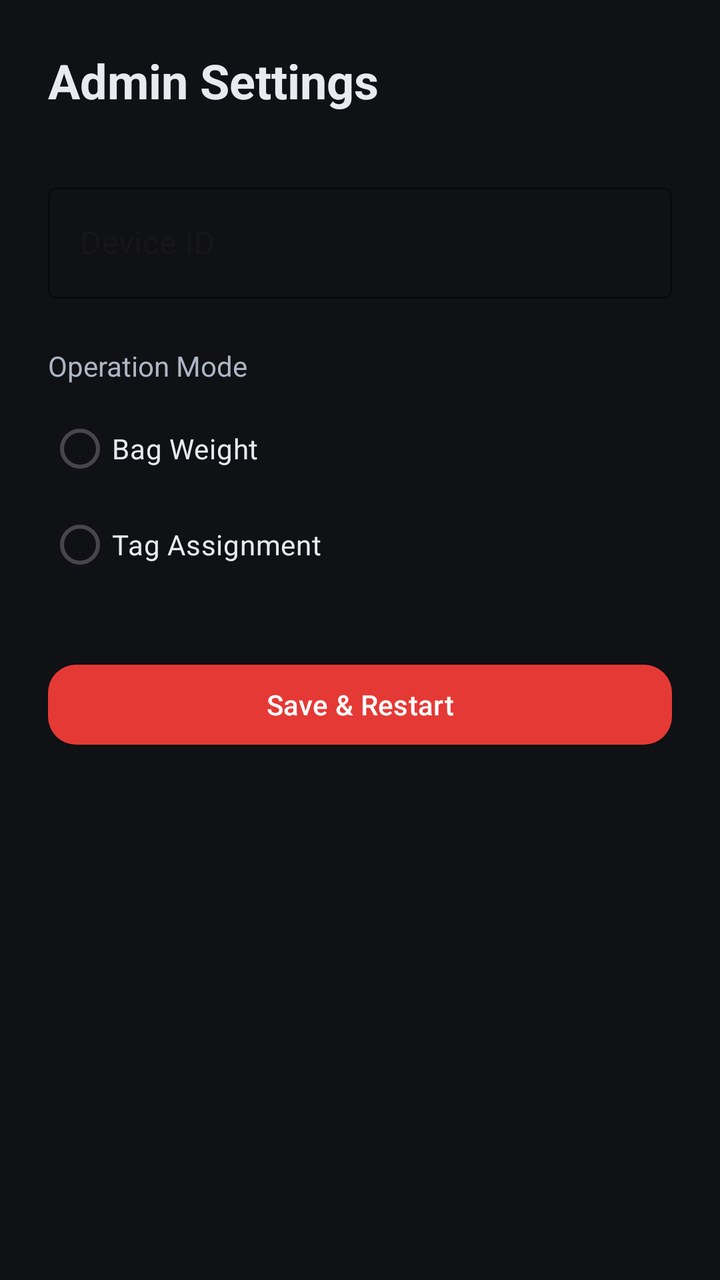
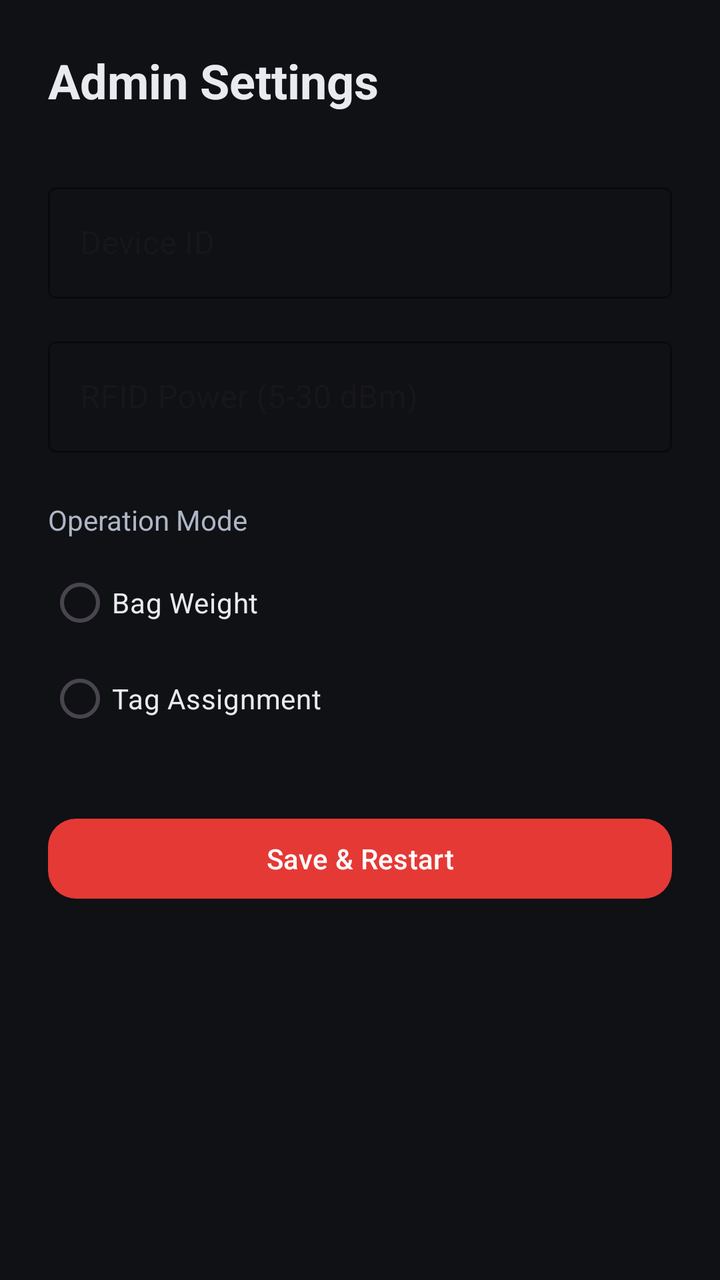

Screens rendered from an Android XML layout before and after an edit, with the pre-edit source and the edit as a unified diff.
<!-- AndroidManifest.xml: activity theme Theme.SysOneScanner -->
<!-- res/layout/activity_settings.xml -->
<?xml version="1.0" encoding="utf-8"?>
<androidx.constraintlayout.widget.ConstraintLayout xmlns:android="http://schemas.android.com/apk/res/android"
    xmlns:app="http://schemas.android.com/apk/res-auto"
    android:layout_width="match_parent"
    android:layout_height="match_parent"
    android:background="@color/bg_dark"
    android:padding="24dp">

    <TextView
        android:id="@+id/tvSettingsTitle"
        android:layout_width="wrap_content"
        android:layout_height="wrap_content"
        android:text="Admin Settings"
        android:textColor="@color/text_primary_dark"
        android:textSize="24sp"
        android:textStyle="bold"
        app:layout_constraintTop_toTopOf="parent"
        app:layout_constraintStart_toStartOf="parent" />

    <com.google.android.material.textfield.TextInputLayout
        android:id="@+id/tilDeviceId"
        style="@style/Widget.MaterialComponents.TextInputLayout.OutlinedBox"
        android:layout_width="match_parent"
        android:layout_height="wrap_content"
        android:layout_marginTop="32dp"
        android:hint="Device ID"
        app:boxStrokeColor="@color/outline_dark"
        app:hintTextColor="@color/text_secondary_dark"
        app:layout_constraintTop_toBottomOf="@id/tvSettingsTitle">

        <com.google.android.material.textfield.TextInputEditText
            android:id="@+id/etSettingsDeviceId"
            android:layout_width="match_parent"
            android:layout_height="wrap_content"
            android:textColor="@color/text_primary_dark" />
    </com.google.android.material.textfield.TextInputLayout>

    <TextView
        android:id="@+id/tvModeLabel"
        android:layout_width="wrap_content"
        android:layout_height="wrap_content"
        android:layout_marginTop="24dp"
        android:text="Operation Mode"
        android:textColor="@color/text_secondary_dark"
        app:layout_constraintTop_toBottomOf="@id/tilDeviceId"
        app:layout_constraintStart_toStartOf="parent" />

    <RadioGroup
        android:id="@+id/rgMode"
        android:layout_width="match_parent"
        android:layout_height="wrap_content"
        android:layout_marginTop="8dp"
        app:layout_constraintTop_toBottomOf="@id/tvModeLabel">

        <RadioButton
            android:id="@+id/rbBagWeight"
            android:layout_width="wrap_content"
            android:layout_height="wrap_content"
            android:text="Bag Weight"
            android:textColor="@color/text_primary_dark"
            android:buttonTint="@color/accent_red" />

        <RadioButton
            android:id="@+id/rbTagAssignment"
            android:layout_width="wrap_content"
            android:layout_height="wrap_content"
            android:text="Tag Assignment"
            android:textColor="@color/text_primary_dark"
            android:buttonTint="@color/accent_red" />
    </RadioGroup>

    <com.google.android.material.button.MaterialButton
        android:id="@+id/btnSaveSettings"
        android:layout_width="match_parent"
        android:layout_height="wrap_content"
        android:layout_marginTop="32dp"
        android:text="Save &amp; Restart"
        app:backgroundTint="@color/accent_red"
        app:cornerRadius="14dp"
        app:layout_constraintTop_toBottomOf="@id/rgMode" />

</androidx.constraintlayout.widget.ConstraintLayout>
<!-- resources referenced by this layout -->
<resources>
  <color name="accent_red">#E53935</color>
  <color name="bg_dark">#0F1115</color>
  <color name="outline_dark">#2B3140</color>
  <color name="text_primary_dark">#E8EAF0</color>
  <color name="text_secondary_dark">#AEB6C5</color>
  <style name="Theme.SysOneScanner" parent="Base.Theme.SysOneScanner" />
  <style name="Base.Theme.SysOneScanner" parent="Theme.Material3.DayNight.NoActionBar">
          
          
      </style>
</resources>

<!-- the commit's change to res/layout/activity_settings.xml (unified diff, before → after) -->
@@ -35,6 +35,25 @@
             android:textColor="@color/text_primary_dark" />
     </com.google.android.material.textfield.TextInputLayout>
 
+    <com.google.android.material.textfield.TextInputLayout
+        android:id="@+id/tilRfidPower"
+        style="@style/Widget.MaterialComponents.TextInputLayout.OutlinedBox"
+        android:layout_width="match_parent"
+        android:layout_height="wrap_content"
+        android:layout_marginTop="16dp"
+        android:hint="RFID Power (5-30 dBm)"
+        app:boxStrokeColor="@color/outline_dark"
+        app:hintTextColor="@color/text_secondary_dark"
+        app:layout_constraintTop_toBottomOf="@id/tilDeviceId">
+
+        <com.google.android.material.textfield.TextInputEditText
+            android:id="@+id/etSettingsRfidPower"
+            android:layout_width="match_parent"
+            android:layout_height="wrap_content"
+            android:inputType="number"
+            android:textColor="@color/text_primary_dark" />
+    </com.google.android.material.textfield.TextInputLayout>
+
     <TextView
         android:id="@+id/tvModeLabel"
         android:layout_width="wrap_content"
@@ -42,7 +61,7 @@
         android:layout_marginTop="24dp"
         android:text="Operation Mode"
         android:textColor="@color/text_secondary_dark"
-        app:layout_constraintTop_toBottomOf="@id/tilDeviceId"
+        app:layout_constraintTop_toBottomOf="@id/tilRfidPower"
         app:layout_constraintStart_toStartOf="parent" />
 
     <RadioGroup
